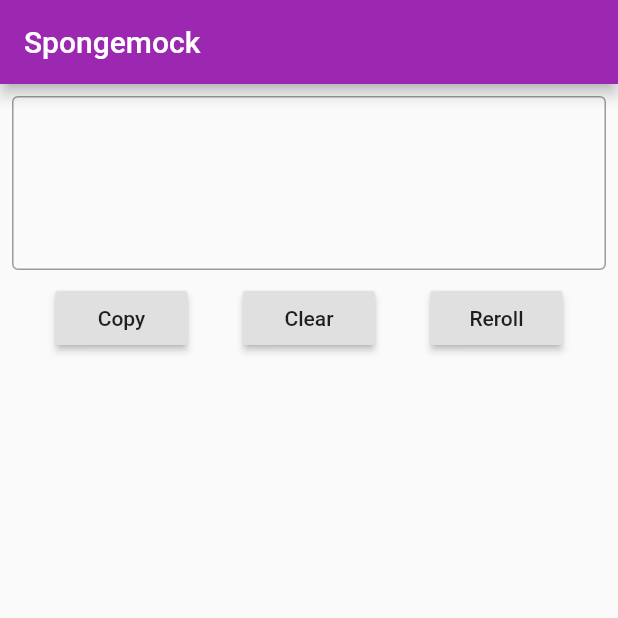
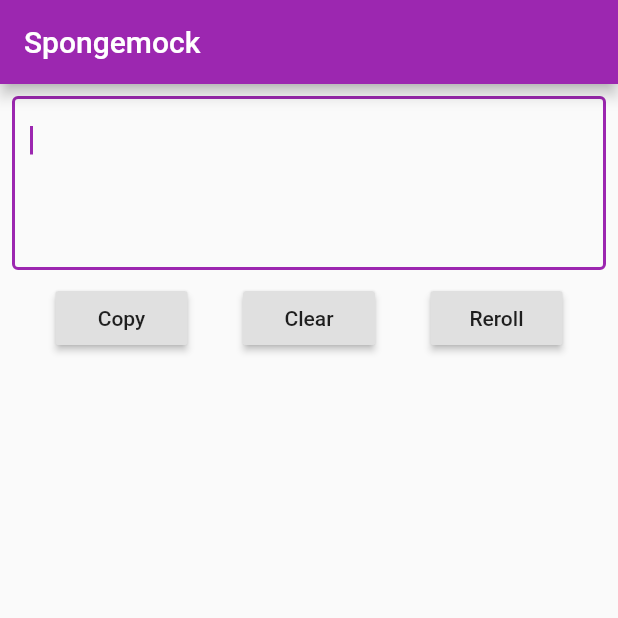
Before and after one commit to sharpsan/spongemock_flutter, a Flutter app: the screen it shows after launch, on a phone screen of 412 x 824 dp, the top half of it. Run offline on Flutter 3.47's test engine with Material 2 defaults, Android fonts, the light colour scheme and no system bars.

Commit message:
autofocus textfield and add comments

```diff
--- a/lib/routes/translate_route.dart
+++ b/lib/routes/translate_route.dart
@@ -8,9 +8,10 @@
 }
 
 class _TranslateRouteState extends State<TranslateRoute> {
+  GlobalKey<ScaffoldState> _scaffoldKey;
   TextEditingController _textFieldController;
+  FocusNode _textFieldFocusNode;
   TranslateService _translateService;
-  GlobalKey<ScaffoldState> _scaffoldKey = GlobalKey<ScaffoldState>();
 
   // text is typed, deleted, or pasted...
   void onTextChange() {
@@ -25,6 +26,7 @@
     });
   }
 
+  // handle clear button press
   void _clear() {
     _textFieldController.clear();
     setState(() {
@@ -32,12 +34,14 @@
     });
   }
 
+  // handle reroll button press
   void _reroll() {
     setState(() {
       _translateService.reroll();
     });
   }
 
+  // show snackbar message
   void _showSnackBar(String message) {
     SnackBar snackbar = SnackBar(
       content: Text(message ?? ''),
@@ -50,6 +54,7 @@
     _scaffoldKey.currentState.showSnackBar(snackbar);
   }
 
+  // handle copy button press
   void _copy() {
     Clipboard.setData(ClipboardData(text: _translateService.translation))
         .whenComplete(() => _showSnackBar('Translation copied to clipboard'));
@@ -57,15 +62,21 @@
 
   @override
   void initState() {
+    super.initState();
+    _scaffoldKey = GlobalKey<ScaffoldState>();
     _translateService = TranslateService();
     _textFieldController = TextEditingController();
     _textFieldController.addListener(onTextChange);
-    super.initState();
+    _textFieldFocusNode = FocusNode();
+    WidgetsBinding.instance.addPostFrameCallback((_) {
+      FocusScope.of(context).requestFocus(_textFieldFocusNode);
+    });
   }
 
   @override
   void dispose() {
     _textFieldController.dispose();
+    _textFieldFocusNode.dispose();
     super.dispose();
   }
 
@@ -83,6 +94,8 @@
               Padding(
                 padding: const EdgeInsets.all(8.0),
                 child: TextField(
+                  focusNode: _textFieldFocusNode,
+                  //autofocus: true, //TODO: https://github.com/flutter/flutter/issues/52221
                   controller: _textFieldController,
                   minLines: 4,
                   maxLines: 4,
```
Also changed, not shown: lib/services/translate_service.dart (+8 -0 lines).
